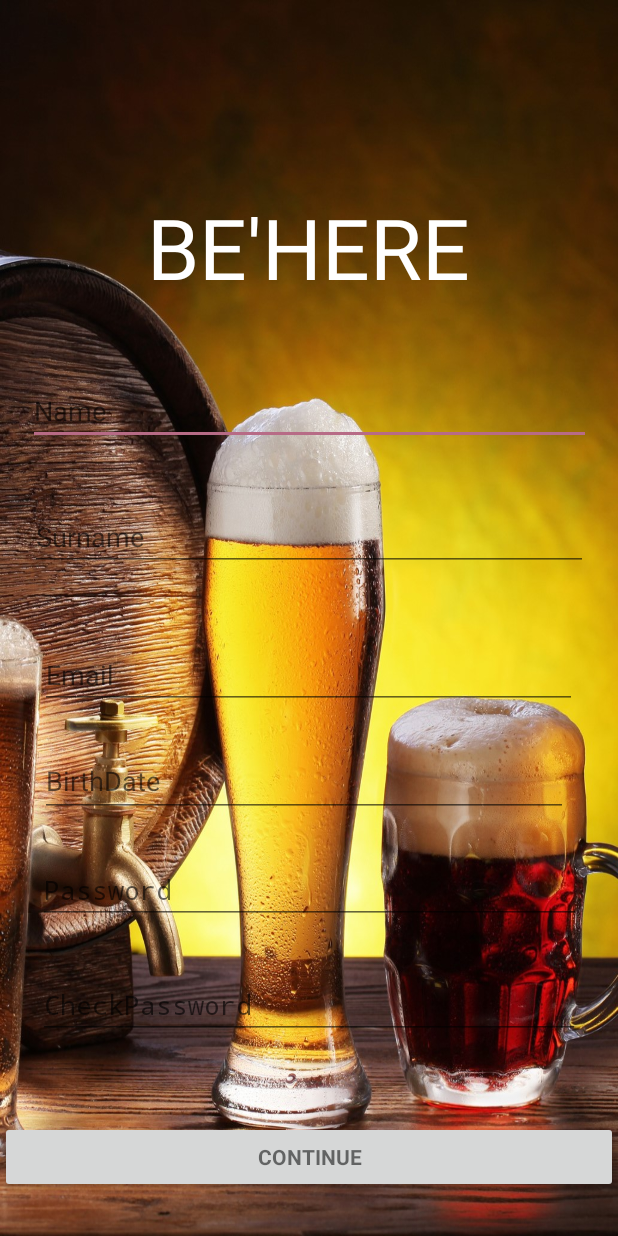
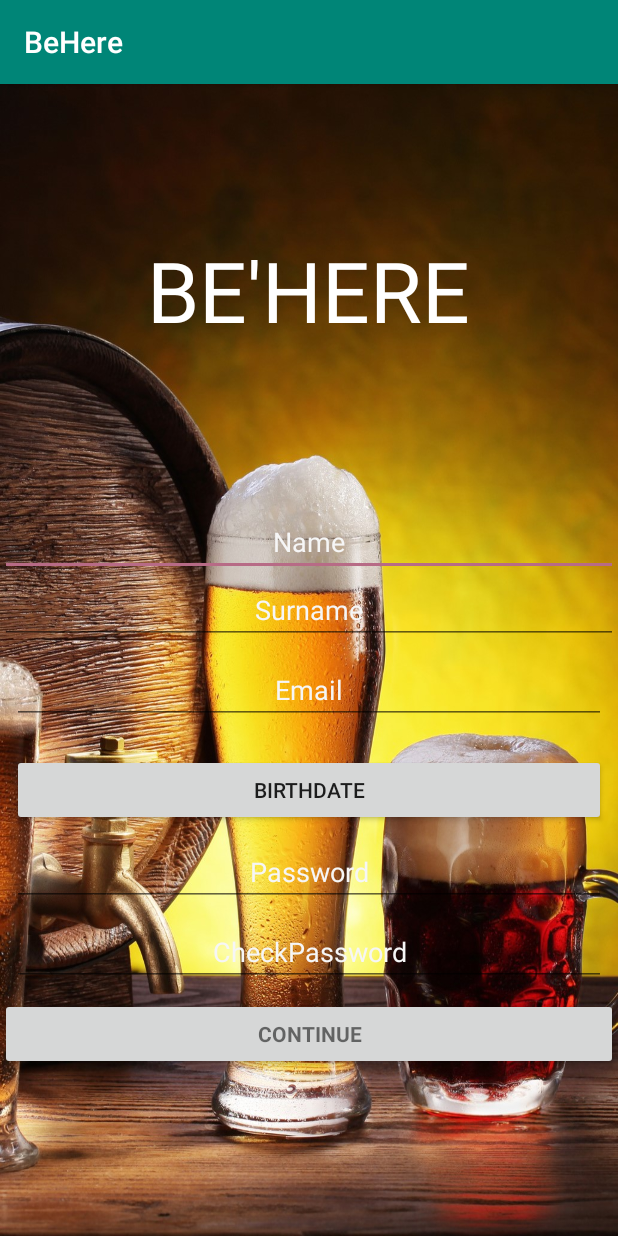
Before and after one commit to BartholomeLeBruno/behere, an Android app: the RegisterFirstStep screen opened directly, with no data from a screen before it, on a phone screen of 412 x 824 dp. Run offline under Robolectric (Android 15) with nearby library versions, the phone set to English and light mode, and no system bars.

Commit message:
correct on templating and add datePicker on registration

```diff
--- a/app/src/main/AndroidManifest.xml
+++ b/app/src/main/AndroidManifest.xml
@@ -16,7 +16,6 @@
         android:roundIcon="@mipmap/ic_launcher_round"
         android:supportsRtl="true"
         android:theme="@style/AppTheme">
-        <activity android:name=".register.RegisterThirdStep" />
         <activity android:name=".register.RegisterSecondStep" />
         <activity android:name=".register.RegisterFirstStep" />
         <activity android:name=".MapActivity" />
--- a/app/src/main/java/com/example/behere/register/RegisterFirstStep.java
+++ b/app/src/main/java/com/example/behere/register/RegisterFirstStep.java
@@ -1,31 +1,32 @@
 package com.example.behere.register;
 
-import android.app.Activity;
+import android.app.DatePickerDialog;
+import android.app.Dialog;
 import android.content.Intent;
 import android.os.Bundle;
-import android.util.Log;
-import android.util.TimeFormatException;
+import android.support.v4.app.DialogFragment;
+import android.support.v7.app.AppCompatActivity;
 import android.view.View;
 import android.view.Window;
 import android.widget.Button;
+import android.widget.DatePicker;
 import android.widget.EditText;
-import android.widget.Toast;
+import android.widget.TextView;
 
-import com.example.behere.LoginActivity;
 import com.example.behere.R;
 import com.example.behere.actor.User;
-import com.example.behere.utils.ApiUsage;
 
-import org.json.simple.JSONObject;
+import java.util.Calendar;
 
-public class RegisterFirstStep extends Activity {
+public class RegisterFirstStep extends AppCompatActivity {
 
     private EditText name;
     private EditText surname;
     private EditText email;
-    private EditText birthdate;
+    private Button btnBirthDate;
     private EditText password;
     private EditText checkPassword;
+    public User newUser = new User();
 
     @Override
     protected void onCreate(Bundle savedInstanceState) {
@@ -36,9 +37,11 @@ public class RegisterFirstStep extends Activity {
         name = findViewById(R.id.name);
         surname = findViewById(R.id.surname);
         email = findViewById(R.id.email);
-        birthdate = findViewById(R.id.birthDate);
+        btnBirthDate = findViewById(R.id.btnBirthDate);
         password = findViewById(R.id.password);
         checkPassword = findViewById(R.id.checkpassword);
+
+
 
 
         Button continueStep = findViewById(R.id.continueStep);
@@ -46,14 +49,13 @@ public class RegisterFirstStep extends Activity {
         continueStep.setOnClickListener(new View.OnClickListener() {
             @Override
             public void onClick(View v) {
-                if(name.getText() != null && surname.getText() != null && email.getText() != null && birthdate.getText() != null
-                && password.getText() != null && checkPassword.getText() != null)
+                if(!name.getText().toString().equals("") && !surname.getText().toString().equals("") && !email.getText().toString().equals("") && !btnBirthDate.getText().toString().equals("")
+                && !btnBirthDate.getText().toString().toUpperCase().equals("BIRTHDATE")  && !password.getText().toString().equals("") && !checkPassword.getText().toString().equals(""))
                 {
-                    User newUser = new User();
                     newUser.setName(name.getText().toString());
                     newUser.setSurname(surname.getText().toString());
                     newUser.setEmail(email.getText().toString());
-                    newUser.setBirthDate(birthdate.getText().toString());
+                    newUser.setBirthDate(btnBirthDate.getText().toString());
                     newUser.setPassword(password.getText().toString());
                     newUser.setCheckPassword(checkPassword.getText().toString());
                     Intent nextStep = new Intent(RegisterFirstStep.this, RegisterSecondStep.class);
@@ -63,4 +65,28 @@ public class RegisterFirstStep extends Activity {
             }
         });
     }
+    public void showDatePickerDialog(View v) {
+        DialogFragment newFragment = new DatePickerFragment();
+        newFragment.show(getSupportFragmentManager(), "datePicker");
+    }
+    public static class DatePickerFragment extends DialogFragment
+            implements DatePickerDialog.OnDateSetListener {
+
+        @Override
+        public Dialog onCreateDialog(Bundle savedInstanceState) {
+            // Use the current date as the default date in the picker
+            final Calendar c = Calendar.getInstance();
+            int year = c.get(Calendar.YEAR);
+            int month = c.get(Calendar.MONTH);
+            int day = c.get(Calendar.DAY_OF_MONTH);
+
+            // Create a new instance of DatePickerDialog and return it
+            return new DatePickerDialog(getActivity(), this, year, month, day);
+        }
+
+        public void onDateSet(DatePicker view, int year, int month, int day) {
+            ((Button) getActivity().findViewById(R.id.btnBirthDate)).setText(year + "-" + month + "-" + day);
+
+        }
+    }
 }
--- a/app/src/main/res/layout/activity_register_first_step.xml
+++ b/app/src/main/res/layout/activity_register_first_step.xml
@@ -1,5 +1,5 @@
 <?xml version="1.0" encoding="utf-8"?>
-<android.support.constraint.ConstraintLayout xmlns:android="http://schemas.android.com/apk/res/android"
+<RelativeLayout xmlns:android="http://schemas.android.com/apk/res/android"
     xmlns:app="http://schemas.android.com/apk/res-auto"
     xmlns:tools="http://schemas.android.com/tools"
     android:layout_width="match_parent"
@@ -10,60 +10,19 @@
     tools:context=".register.RegisterFirstStep">
 
 
-    <EditText
-        android:id="@+id/name"
-        android:layout_width="375dp"
-        android:layout_height="wrap_content"
-        android:layout_marginStart="8dp"
-        android:layout_marginTop="8dp"
-        android:layout_marginEnd="8dp"
-        android:layout_marginBottom="8dp"
-        android:hint="Name"
-        android:inputType="text"
-        android:maxLines="1"
-        android:singleLine="true"
-        app:layout_constraintBottom_toBottomOf="parent"
-        app:layout_constraintEnd_toEndOf="parent"
-        app:layout_constraintStart_toStartOf="parent"
-        app:layout_constraintTop_toTopOf="parent"
-        app:layout_constraintVertical_bias="0.319" />
+    <ScrollView
+        android:layout_width="match_parent"
+        android:layout_height="match_parent">
 
+        <LinearLayout
+            android:layout_width="match_parent"
+            android:layout_height="match_parent"
+            android:gravity="center"
+            android:orientation="vertical">
 
-    <EditText
-        android:id="@+id/surname"
-        android:layout_width="372dp"
-        android:layout_height="45dp"
-        android:layout_marginStart="8dp"
-        android:layout_marginTop="8dp"
-        android:layout_marginEnd="8dp"
-        android:layout_marginBottom="8dp"
-        android:hint="Surname"
-        android:imeActionId="6"
-        android:imeActionLabel="@string/action_sign_in_short"
-        android:imeOptions="actionUnspecified"
-        android:inputType="text"
-        android:maxLines="1"
-        android:singleLine="true"
-        app:layout_constraintBottom_toBottomOf="parent"
-        app:layout_constraintEnd_toEndOf="parent"
-        app:layout_constraintStart_toStartOf="parent"
-        app:layout_constraintTop_toTopOf="@+id/tVTitle"
-        app:layout_constraintVertical_bias="0.315" />
-
-
-    <Button
-        android:id="@+id/continueStep"
-        style="?android:textAppearanceSmall"
+            <Space
                 android:layout_width="match_parent"
-        android:layout_height="wrap_content"
-        android:layout_marginTop="8dp"
-        android:layout_marginBottom="8dp"
-        android:text="continue"
-        android:textStyle="bold"
-        app:layout_constraintBottom_toBottomOf="parent"
-        app:layout_constraintTop_toTopOf="@+id/tVTitle"
-        app:layout_constraintVertical_bias="0.967"
-        tools:layout_editor_absoluteX="0dp" />
+                android:layout_height="100dp" />
 
             <TextView
                 android:id="@+id/tVTitle"
@@ -80,50 +39,83 @@
                 app:layout_constraintTop_toTopOf="parent"
                 app:layout_constraintVertical_bias="0.172" />
 
+            <Space
+                android:layout_width="match_parent"
+                android:layout_height="100dp" />
+
             <EditText
-        android:id="@+id/birthDate"
-        android:layout_width="352dp"
-        android:layout_height="47dp"
-        android:layout_marginStart="8dp"
-        android:layout_marginTop="8dp"
-        android:layout_marginEnd="8dp"
-        android:layout_marginBottom="8dp"
-        android:ems="10"
-        android:hint="BirthDate"
-        android:inputType="date"
-        app:layout_constraintBottom_toBottomOf="parent"
+                android:id="@+id/name"
+                android:layout_width="match_parent"
+                android:layout_height="wrap_content"
+                android:hint="Name"
+                android:inputType="text"
+                android:maxLines="1"
+                android:singleLine="true"
+                android:textAlignment="center"
+                android:textColor="@color/browser_actions_bg_grey"
+                android:textColorHint="#F6F6F6"
                 app:layout_constraintEnd_toEndOf="parent"
-        app:layout_constraintHorizontal_bias="0.418"
                 app:layout_constraintStart_toStartOf="parent"
-        app:layout_constraintTop_toTopOf="parent"
-        app:layout_constraintVertical_bias="0.643" />
+                app:layout_constraintTop_toBottomOf="@+id/tVTitle" />
+
+            <EditText
+                android:id="@+id/surname"
+                android:layout_width="match_parent"
+                android:layout_height="wrap_content"
+                android:hint="Surname"
+                android:imeActionId="6"
+                android:imeActionLabel="@string/action_sign_in_short"
+                android:imeOptions="actionUnspecified"
+                android:inputType="text"
+                android:maxLines="1"
+                android:singleLine="true"
+                android:textAlignment="center"
+                android:textColor="@color/browser_actions_bg_grey"
+                android:textColorHint="#F6F6F6"
+                app:layout_constraintEnd_toEndOf="parent"
+                app:layout_constraintHorizontal_bias="0.488"
+                app:layout_constraintStart_toStartOf="parent"
+                app:layout_constraintTop_toBottomOf="@+id/name" />
 
             <EditText
                 android:id="@+id/email"
-        android:layout_width="358dp"
+                android:layout_width="match_parent"
                 android:layout_height="wrap_content"
                 android:layout_marginStart="8dp"
                 android:layout_marginTop="8dp"
                 android:layout_marginEnd="8dp"
-        android:layout_marginBottom="8dp"
                 android:ems="10"
                 android:hint="Email"
                 android:inputType="textEmailAddress"
-        app:layout_constraintBottom_toBottomOf="parent"
+                android:textAlignment="center"
+                android:textColor="@color/browser_actions_bg_grey"
+                android:textColorHint="#F6F6F6"
                 app:layout_constraintEnd_toEndOf="parent"
-        app:layout_constraintHorizontal_bias="0.486"
+                app:layout_constraintHorizontal_bias="0.0"
                 app:layout_constraintStart_toStartOf="parent"
-        app:layout_constraintTop_toTopOf="parent"
-        app:layout_constraintVertical_bias="0.55" />
+                app:layout_constraintTop_toBottomOf="@+id/surname" />
+
+            <Button
+                android:id="@+id/btnBirthDate"
+                android:layout_width="match_parent"
+                android:layout_height="wrap_content"
+                android:layout_marginStart="8dp"
+                android:layout_marginTop="20dp"
+                android:layout_marginEnd="8dp"
+                android:onClick="showDatePickerDialog"
+                android:text="Birthdate"
+                app:layout_constraintEnd_toEndOf="parent"
+                app:layout_constraintHorizontal_bias="0.0"
+                app:layout_constraintStart_toStartOf="parent"
+                app:layout_constraintTop_toBottomOf="@+id/email" />
 
             <EditText
                 android:id="@+id/password"
-        android:layout_width="362dp"
+                android:layout_width="match_parent"
                 android:layout_height="wrap_content"
                 android:layout_marginStart="8dp"
                 android:layout_marginTop="8dp"
                 android:layout_marginEnd="8dp"
-        android:layout_marginBottom="8dp"
                 android:hint="Password"
                 android:imeActionId="6"
                 android:imeActionLabel="@string/action_sign_in_short"
@@ -131,20 +123,21 @@
                 android:inputType="textPassword"
                 android:maxLines="1"
                 android:singleLine="true"
-        app:layout_constraintBottom_toBottomOf="parent"
+                android:textAlignment="center"
+                android:textColor="@color/browser_actions_bg_grey"
+                android:textColorHint="#F6F6F6"
                 app:layout_constraintEnd_toEndOf="parent"
+                app:layout_constraintHorizontal_bias="1.0"
                 app:layout_constraintStart_toStartOf="parent"
-        app:layout_constraintTop_toTopOf="parent"
-        app:layout_constraintVertical_bias="0.738" />
+                app:layout_constraintTop_toBottomOf="@+id/btnBirthDate" />
 
             <EditText
                 android:id="@+id/checkpassword"
-        android:layout_width="361dp"
+                android:layout_width="match_parent"
                 android:layout_height="wrap_content"
                 android:layout_marginStart="8dp"
                 android:layout_marginTop="8dp"
                 android:layout_marginEnd="8dp"
-        android:layout_marginBottom="8dp"
                 android:hint="CheckPassword"
                 android:imeActionId="6"
                 android:imeActionLabel="@string/action_sign_in_short"
@@ -152,10 +145,28 @@
                 android:inputType="textPassword"
                 android:maxLines="1"
                 android:singleLine="true"
-        app:layout_constraintBottom_toBottomOf="parent"
+                android:textAlignment="center"
+                android:textColor="@color/browser_actions_bg_grey"
+                android:textColorHint="#F6F6F6"
                 app:layout_constraintEnd_toEndOf="parent"
+                app:layout_constraintHorizontal_bias="0.0"
                 app:layout_constraintStart_toStartOf="parent"
-        app:layout_constraintTop_toTopOf="parent"
-        app:layout_constraintVertical_bias="0.838" />
+                app:layout_constraintTop_toBottomOf="@+id/password" />
 
-</android.support.constraint.ConstraintLayout>
+            <Button
+                android:id="@+id/continueStep"
+                style="?android:textAppearanceSmall"
+                android:layout_width="match_parent"
+                android:layout_height="wrap_content"
+                android:layout_marginTop="8dp"
+                android:text="continue"
+                android:textStyle="bold"
+                app:layout_constraintEnd_toEndOf="parent"
+                app:layout_constraintHorizontal_bias="0.0"
+                app:layout_constraintStart_toStartOf="parent"
+                app:layout_constraintTop_toBottomOf="@+id/checkpassword" />
+
+        </LinearLayout>
+    </ScrollView>
+
+</RelativeLayout>
```
Also changed, not shown: app/src/main/java/com/example/behere/register/RegisterThirdStep.java (deleted, +0 -22 lines), app/src/main/res/layout/activity_login.xml (+86 -66 lines), app/src/main/res/layout/activity_register_third_step.xml (deleted, +0 -70 lines). Lines whose indentation alone changed are shown as unchanged.
